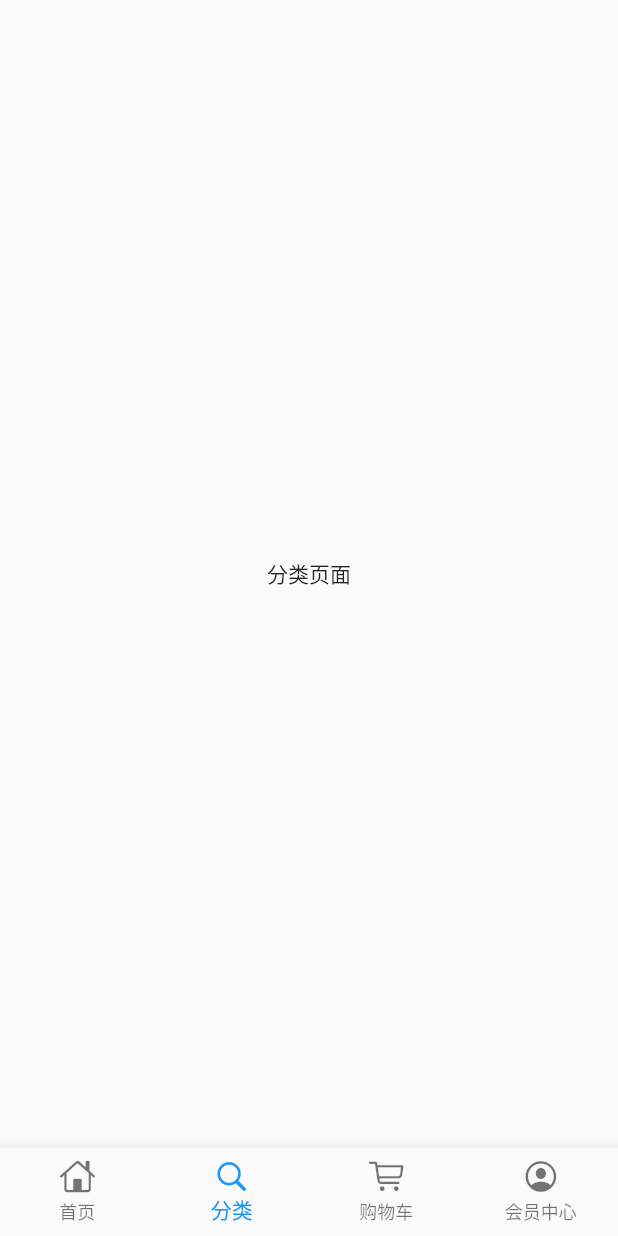
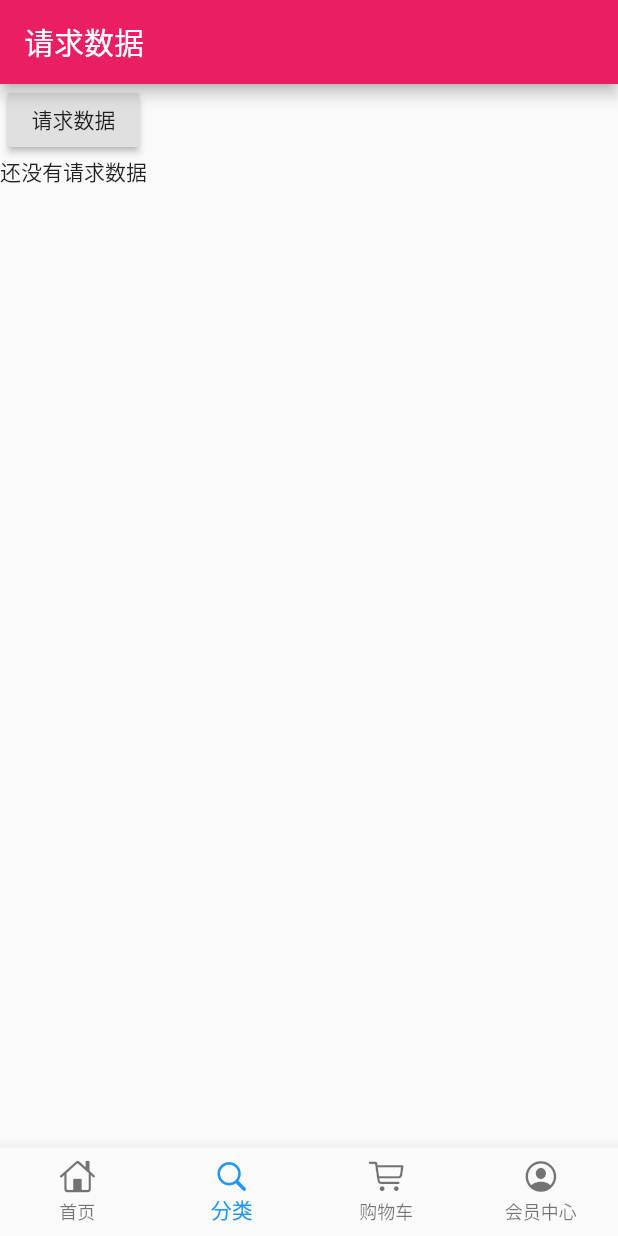
Before and after one commit to Yinengmr/flutter_app, a Flutter app: the screen it shows after launch, item 2 of the bottom bar chosen, on a phone screen of 412 x 824 dp. Run offline on Flutter 3.47's test engine with Material 2 defaults, Android fonts, the phone set to English and light mode, and no system bars; our stand-ins replace dio.

Commit message:
伪造请求头

```diff
--- /dev/null
+++ b/lib/config/httpHeader.dart
@@ -0,0 +1,14 @@
+const httpHeader = {
+  'Accept': 'application/json, text/plain, */*',
+  'Accept-Encoding':' gzip, deflate, br',
+  'Accept-Language': 'zh-CN,zh-TW;q=0.9,zh;q=0.8,en-US;q=0.7,en;q=0.6',
+  'Connection':' keep-alive',
+  'Content-Type': 'application/json',
+  'Cookie':' _ga=GA1.2.1408261338.1562422762; _gid=GA1.2.1727803998.1568778559; _gat=1; Hm_lvt_022f847c4e3acd44d4a2481d9187f1e6=1568102779,1568778560; MEIQIA_TRACK_ID=1QPS7QZ2a7PFGbwaa1hWhCWS955; MEIQIA_VISIT_ID=1QzftgIZiUoBFw6qQLYjW7EtBbK; SERVERID=3431a294a18c59fc8f5805662e2bd51e|1568778616|1568778559; Hm_lpvt_022f847c4e3acd44d4a2481d9187f1e6=1568778616',
+  'Host': 'time.geekbang.org',
+  'Origin': 'https://time.geekbang.org',
+  'Referer': 'https://time.geekbang.org/',
+  'Sec-Fetch-Mode': 'cors',
+  'Sec-Fetch-Site': 'same-origin',
+  'User-Agent': 'Mozilla/5.0 (Windows NT 10.0; Win64; x64) AppleWebKit/537.36 (KHTML, like Gecko) Chrome/76.0.3809.100 Safari/537.36'
+};
--- a/lib/pages/category_page.dart
+++ b/lib/pages/category_page.dart
@@ -1,14 +1,54 @@
 import 'package:flutter/material.dart';
+import 'package:dio/dio.dart';
+import 'package:flutter_app/config/httpHeader.dart';
 
-class CategoryPage extends StatelessWidget {
-  // const HomePage({Key key}) : super(key: key);
+import '../config/httpHeader.dart';
 
+class CategoryPage extends StatefulWidget {
+  @override
+  _CategoryPageState createState() => _CategoryPageState();
+}
+
+class _CategoryPageState extends State<CategoryPage> {
+  String showText = '还没有请求数据';
   @override
   Widget build(BuildContext context) {
-    return Scaffold(
-      body:Center(
-        child: Text('分类页面'),
-      )
+    return Container(
+      child: Scaffold(
+        appBar: AppBar(title: Text('请求数据'),),
+        body:SingleChildScrollView(
+          child: Column(
+            children:<Widget>[
+              RaisedButton(
+                onPressed: _jike,
+                child: Text('请求数据'),
+              ),
+              Text(showText)
+            ]
+          ),
+        )
+      ),
     );
   }
+  void _jike(){
+    print('开始请求数据');
+    getHttp().then((val){
+      setState(() {
+        showText=val['data'].toString();
+      });
+    });
+  }
+
+  Future getHttp()async{
+    try{
+      Response response;
+      Dio dio = new Dio();
+      dio.options.headers = httpHeader;
+      response = await dio.get("https://time.geekbang.org/serv/v1/column/newAll");
+      print(response.data);
+      return response.data;
+    }catch(e){
+      print(e);
+    }
+  }
 }
```
